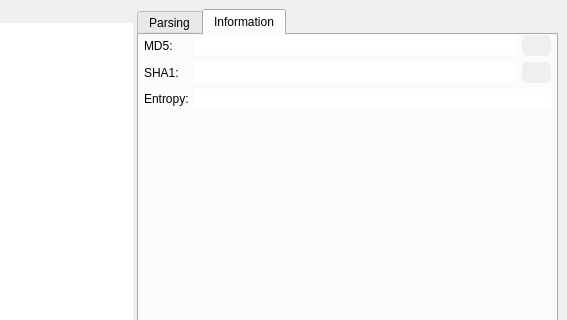
The window that src/widgets/HexdumpWidget.ui (rizinorg/cutter) describes before a commit, drawn with Qt 5; both pictures show x 392 to 959 and y 0 to 320 of the 959 by 807 pixel window.
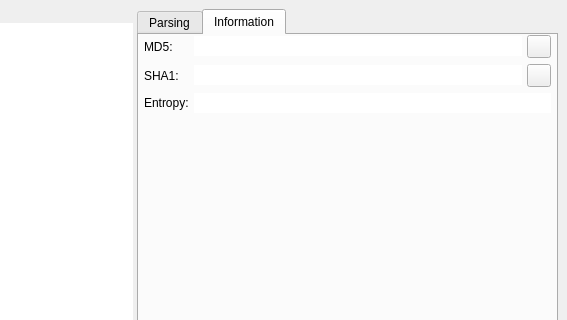
The same window after the commit.

Commit message: Hexdump and Pseudocode widgets colors Fix #410

```diff
--- a/src/widgets/HexdumpWidget.ui
+++ b/src/widgets/HexdumpWidget.ui
@@ -577,25 +577,6 @@
                <property name="toolTip">
                 <string notr="true">Copy MD5</string>
                </property>
-               <property name="styleSheet">
-                <string notr="true">QToolButton { /* all types of tool button */
-    padding: 1px;
-    padding-left: 5px;
-    padding-right: 5px;
-	background-color: palette(button);
-    border-radius: 6px;
-}
-
-QToolButton:pressed {
-	background-color: palette(dark);
-}
-
-QToolTip {
-	background-color: #444;
-	border: 3px solid #444;
-	color: rgb(232, 232, 232);
-}</string>
-               </property>
                <property name="text">
                 <string notr="true"/>
                </property>
@@ -636,25 +617,6 @@
                <property name="toolTip">
                 <string notr="true">Copy SHA1</string>
                </property>
-               <property name="styleSheet">
-                <string notr="true">QToolButton { /* all types of tool button */
-    padding: 1px;
-    padding-left: 5px;
-    padding-right: 5px;
-	background-color: palette(button);
-    border-radius: 6px;
-}
-
-QToolButton:pressed {
-	background-color: palette(dark);
-}
-
-QToolTip {
-	background-color: #444;
-	border: 3px solid #444;
-	color: rgb(232, 232, 232);
-}</string>
-               </property>
                <property name="text">
                 <string notr="true"/>
                </property>
```
Left out of the diff: 3 changed lines with no effect on the pictures. The commit also changes 2 other files.
